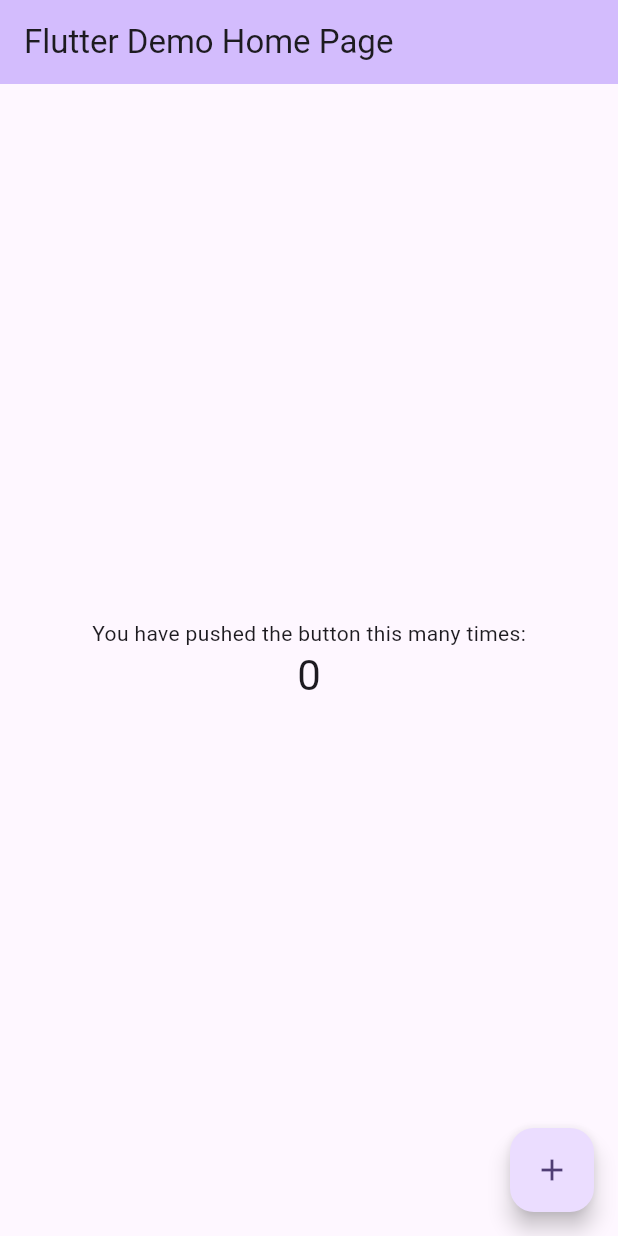
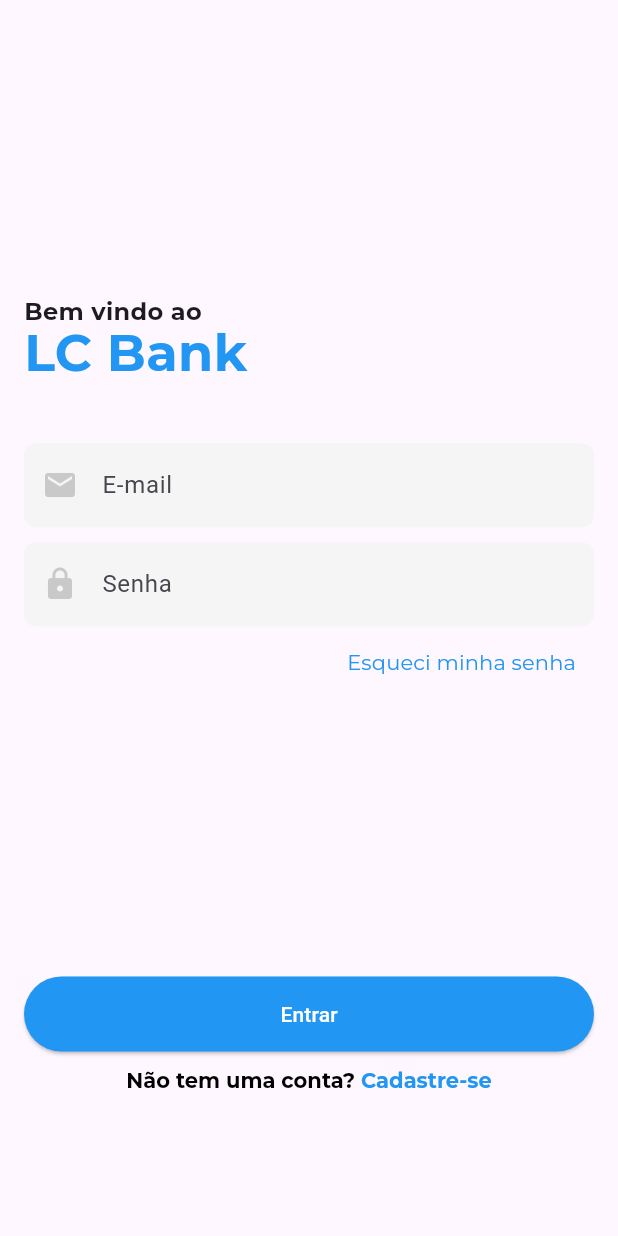
Before and after one commit to fwctecnologia/caixa-hackaton-app, a Flutter app: the screen it shows after launch, on a phone screen of 412 x 824 dp. Run offline on Flutter 3.47's test engine with Material 2 defaults, Android fonts, the phone set to English and light mode, and no system bars; our stand-ins replace google_fonts.

Commit message:
feat: adding login ui

```diff
--- /dev/null
+++ b/lib/app/modules/auth/auth_screen.dart
@@ -0,0 +1,129 @@
+import 'package:flutter/material.dart';
+import 'package:google_fonts/google_fonts.dart';
+
+class AuthScreen extends StatefulWidget {
+  const AuthScreen({super.key});
+
+  @override
+  State<AuthScreen> createState() => _AuthScreenState();
+}
+
+class _AuthScreenState extends State<AuthScreen> {
+  @override
+  Widget build(BuildContext context) {
+    return Scaffold(
+      body: SafeArea(
+        child: Padding(
+          padding: const EdgeInsets.all(16.0),
+          child: Column(
+            mainAxisAlignment: MainAxisAlignment.center,
+            children: [
+              Expanded(
+                child: Column(
+                  crossAxisAlignment: CrossAxisAlignment.start,
+                  mainAxisAlignment: MainAxisAlignment.center,
+                  children: [
+                    Expanded(child: Container()),
+                    Text(
+                      'Bem vindo ao',
+                      style: GoogleFonts.montserrat(
+                        height: 0.8,
+                        fontWeight: FontWeight.bold,
+                        fontSize: 16,
+                      ),
+                    ),
+                    Text(
+                      'LC Bank',
+                      style: GoogleFonts.montserrat(
+                        height: 1.2,
+                        fontWeight: FontWeight.bold,
+                        fontSize: 34,
+                        color: Colors.blue,
+                      ),
+                    ),
+                    Container(height: 40),
+                    TextField(
+                      decoration: InputDecoration(
+                        border: OutlineInputBorder(
+                          borderRadius: BorderRadius.circular(8),
+                          borderSide: BorderSide.none,
+                        ),
+                        labelText: 'E-mail',
+                        prefixIcon: Icon(
+                          Icons.email,
+                          color: Colors.grey.withOpacity(0.5),
+                        ),
+                        fillColor: Colors.grey[100],
+                        filled: true,
+                      ),
+                    ),
+                    Container(height: 10),
+                    TextField(
+                      decoration: InputDecoration(
+                        border: OutlineInputBorder(
+                          borderRadius: BorderRadius.circular(8),
+                          borderSide: BorderSide.none,
+                        ),
+                        labelText: 'Senha',
+                        prefixIcon: Icon(
+                          Icons.lock,
+                          color: Colors.grey.withOpacity(0.5),
+                        ),
+                        fillColor: Colors.grey[100],
+                        filled: true,
+                      ),
+                    ),
+                    Align(
+                      alignment: Alignment.centerRight,
+                      child: TextButton(
+                        style: TextButton.styleFrom(
+                          foregroundColor: Colors.blue,
+                        ),
+                        onPressed: () {},
+                        child: Text(
+                          'Esqueci minha senha',
+                          style: GoogleFonts.montserrat(
+                            fontWeight: FontWeight.normal
+                          ),
+                        ),
+                      ),
+                    ),
+                    Expanded(child: Container()),
+                    SizedBox(
+                      width: double.infinity,
+                      height: 50,
+                      child: ElevatedButton(
+                        style: ElevatedButton.styleFrom(
+                          backgroundColor: Colors.blue,
+                          foregroundColor: Colors.white,
+                        ),
+                        onPressed: () {},
+                        child: const Text('Entrar'),
+                      ),
+                    ),
+                    Container(height: 10),
+                    Center(
+                      child: RichText(
+                        text: TextSpan(
+                          text: 'Não tem uma conta? ',
+                          style: GoogleFonts.montserrat(color: Colors.black, fontWeight: FontWeight.bold),
+                          children: [
+                            TextSpan(
+                              text: 'Cadastre-se',
+                              style: GoogleFonts.montserrat(color: Colors.blue, fontWeight: FontWeight.bold),
+                            ),
+                          ],
+                        ),
+                      ),
+                    ),
+                    Container(height: 80),
+                  ],
+                ),
+              ),
+            ],
+          ),
+        ),
+      ),
+    );
+  }
+}
--- a/lib/main.dart
+++ b/lib/main.dart
@@ -1,3 +1,4 @@
+import 'package:caixa_hackaton_app/app/modules/auth/auth_screen.dart';
 import 'package:flutter/material.dart';
 
 void main() {
@@ -13,113 +14,10 @@ class MyApp extends StatelessWidget {
     return MaterialApp(
       title: 'Flutter Demo',
       theme: ThemeData(
-        // This is the theme of your application.
-        //
-        // TRY THIS: Try running your application with "flutter run". You'll see
-        // the application has a blue toolbar. Then, without quitting the app,
-        // try changing the seedColor in the colorScheme below to Colors.green
-        // and then invoke "hot reload" (save your changes or press the "hot
-        // reload" button in a Flutter-supported IDE, or press "r" if you used
-        // the command line to start the app).
-        //
-        // Notice that the counter didn't reset back to zero; the application
-        // state is not lost during the reload. To reset the state, use hot
-        // restart instead.
-        //
-        // This works for code too, not just values: Most code changes can be
-        // tested with just a hot reload.
         colorScheme: ColorScheme.fromSeed(seedColor: Colors.deepPurple),
         useMaterial3: true,
       ),
-      home: const MyHomePage(title: 'Flutter Demo Home Page'),
+      home: const AuthScreen(),
     );
   }
 }
-
-class MyHomePage extends StatefulWidget {
-  const MyHomePage({super.key, required this.title});
-
-  // This widget is the home page of your application. It is stateful, meaning
-  // that it has a State object (defined below) that contains fields that affect
-  // how it looks.
-
-  // This class is the configuration for the state. It holds the values (in this
-  // case the title) provided by the parent (in this case the App widget) and
-  // used by the build method of the State. Fields in a Widget subclass are
-  // always marked "final".
-
-  final String title;
-
-  @override
-  State<MyHomePage> createState() => _MyHomePageState();
-}
-
-class _MyHomePageState extends State<MyHomePage> {
-  int _counter = 0;
-
-  void _incrementCounter() {
-    setState(() {
-      // This call to setState tells the Flutter framework that something has
-      // changed in this State, which causes it to rerun the build method below
-      // so that the display can reflect the updated values. If we changed
-      // _counter without calling setState(), then the build method would not be
-      // called again, and so nothing would appear to happen.
-      _counter++;
-    });
-  }
-
-  @override
-  Widget build(BuildContext context) {
-    // This method is rerun every time setState is called, for instance as done
-    // by the _incrementCounter method above.
-    //
-    // The Flutter framework has been optimized to make rerunning build methods
-    // fast, so that you can just rebuild anything that needs updating rather
-    // than having to individually change instances of widgets.
-    return Scaffold(
-      appBar: AppBar(
-        // TRY THIS: Try changing the color here to a specific color (to
-        // Colors.amber, perhaps?) and trigger a hot reload to see the AppBar
-        // change color while the other colors stay the same.
-        backgroundColor: Theme.of(context).colorScheme.inversePrimary,
-        // Here we take the value from the MyHomePage object that was created by
-        // the App.build method, and use it to set our appbar title.
-        title: Text(widget.title),
-      ),
-      body: Center(
-        // Center is a layout widget. It takes a single child and positions it
-        // in the middle of the parent.
-        child: Column(
-          // Column is also a layout widget. It takes a list of children and
-          // arranges them vertically. By default, it sizes itself to fit its
-          // children horizontally, and tries to be as tall as its parent.
-          //
-          // Column has various properties to control how it sizes itself and
-          // how it positions its children. Here we use mainAxisAlignment to
-          // center the children vertically; the main axis here is the vertical
-          // axis because Columns are vertical (the cross axis would be
-          // horizontal).
-          //
-          // TRY THIS: Invoke "debug painting" (choose the "Toggle Debug Paint"
-          // action in the IDE, or press "p" in the console), to see the
-          // wireframe for each widget.
-          mainAxisAlignment: MainAxisAlignment.center,
-          children: <Widget>[
-            const Text(
-              'You have pushed the button this many times:',
-            ),
-            Text(
-              '$_counter',
-              style: Theme.of(context).textTheme.headlineMedium,
-            ),
-          ],
-        ),
-      ),
-      floatingActionButton: FloatingActionButton(
-        onPressed: _incrementCounter,
-        tooltip: 'Increment',
-        child: const Icon(Icons.add),
-      ), // This trailing comma makes auto-formatting nicer for build methods.
-    );
-  }
-}
--- a/pubspec.yaml
+++ b/pubspec.yaml
@@ -35,6 +35,7 @@ dependencies:
   # The following adds the Cupertino Icons font to your application.
   # Use with the CupertinoIcons class for iOS style icons.
   cupertino_icons: ^1.0.2
+  google_fonts: ^5.1.0
 
 dev_dependencies:
   flutter_test:
```
Also changed, not shown: pubspec.lock, 7 other files.
